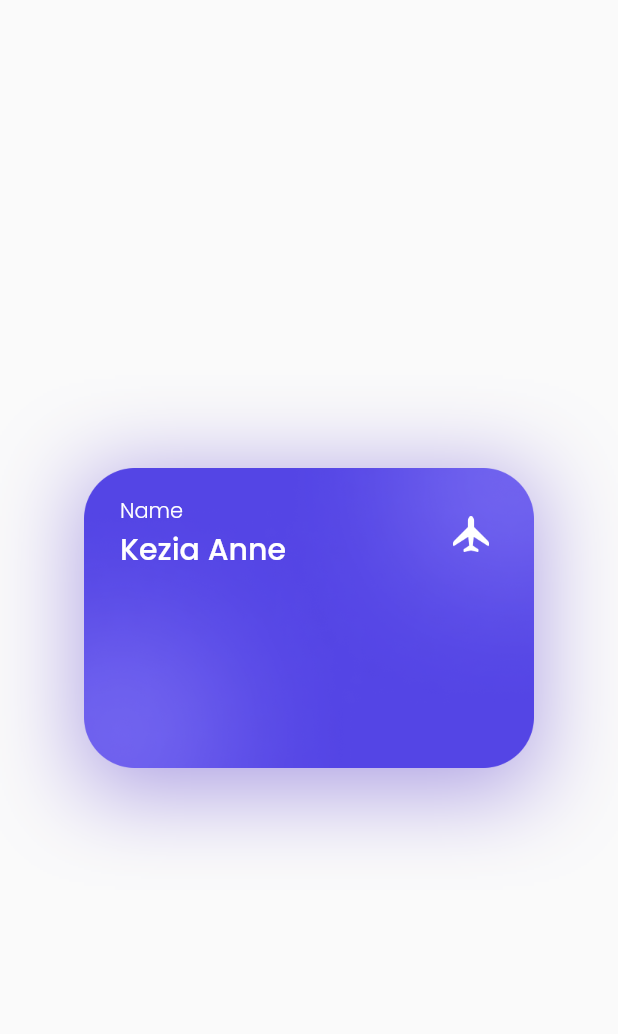
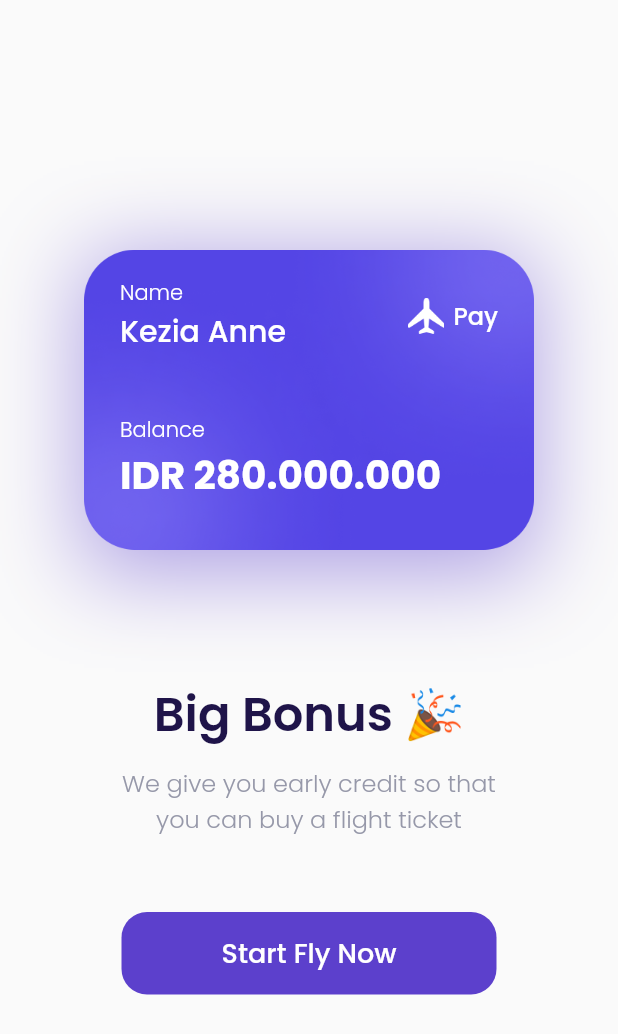
Before and after one commit to Rivaldi72/triplane, a Flutter app: the BonusPage screen opened by its route, on a phone screen of 412 x 824 dp. Shown: the top 1034 px of the screen. Run offline on Flutter 3.47's test engine with Material 2 defaults, Android fonts, the phone set to English and light mode, and no system bars; our stand-ins replace google_fonts.

Commit message:
Selesai Bonus Page

```diff
--- a/lib/ui/pages/bonus_page.dart
+++ b/lib/ui/pages/bonus_page.dart
@@ -28,6 +28,7 @@ class BonusPage extends StatelessWidget {
           ],
         ),
         child: Column(
+          crossAxisAlignment: CrossAxisAlignment.start,
           children: [
             Row(
               children: [
@@ -63,10 +64,86 @@ class BonusPage extends StatelessWidget {
                       ),
                     ),
                   ),
+                ),
+                Text(
+                  'Pay',
+                  style: whiteTextStyle.copyWith(
+                    fontSize: 16,
+                    fontWeight: medium,
+                  ),
                 )
               ],
-            )
+            ),
+            SizedBox(
+              height: 40,
+            ),
+            Text(
+              'Balance',
+              style: whiteTextStyle.copyWith(
+                fontWeight: light,
+              ),
+            ),
+            Text(
+              'IDR 280.000.000',
+              style: whiteTextStyle.copyWith(
+                fontSize: 26,
+                fontWeight: bold,
+              ),
+            ),
           ],
+        ),
+      );
+    }
+
+    Widget title() {
+      return Container(
+        margin: EdgeInsets.only(top: 80),
+        child: Text(
+          'Big Bonus 🎉',
+          style: blackTextStyle.copyWith(
+            fontSize: 32,
+            fontWeight: semiBold,
+          ),
+        ),
+      );
+    }
+
+    Widget subtitle() {
+      return Container(
+        margin: EdgeInsets.only(top: 10),
+        child: Text(
+          'We give you early credit so that\nyou can buy a flight ticket',
+          style: grayTextStyle.copyWith(
+            fontSize: 16,
+            fontWeight: light,
+          ),
+          textAlign: TextAlign.center,
+        ),
+      );
+    }
+
+    Widget startButton() {
+      return Container(
+        margin: EdgeInsets.only(top: 50),
+        height: 55,
+        width: 250,
+        child: TextButton(
+          onPressed: () {},
+          style: TextButton.styleFrom(
+            backgroundColor: kPrimaryColor,
+            shape: RoundedRectangleBorder(
+              borderRadius: BorderRadius.circular(
+                defaultRadius,
+              ),
+            ),
+          ),
+          child: Text(
+            'Start Fly Now',
+            style: whiteTextStyle.copyWith(
+              fontSize: 18,
+              fontWeight: medium,
+            ),
+          ),
         ),
       );
     }
@@ -78,6 +155,9 @@ class BonusPage extends StatelessWidget {
           mainAxisAlignment: MainAxisAlignment.center,
           children: [
             bonusCard(),
+            title(),
+            subtitle(),
+            startButton(),
           ],
         ),
       ),
```
Also changed, not shown: 6 other files.
